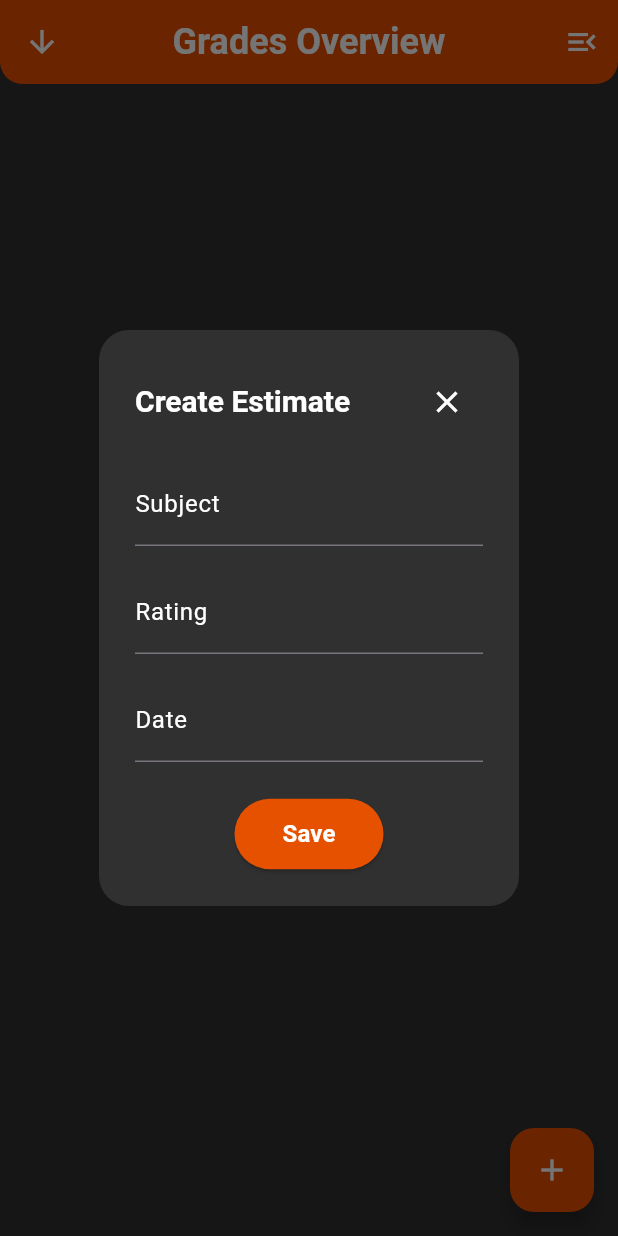
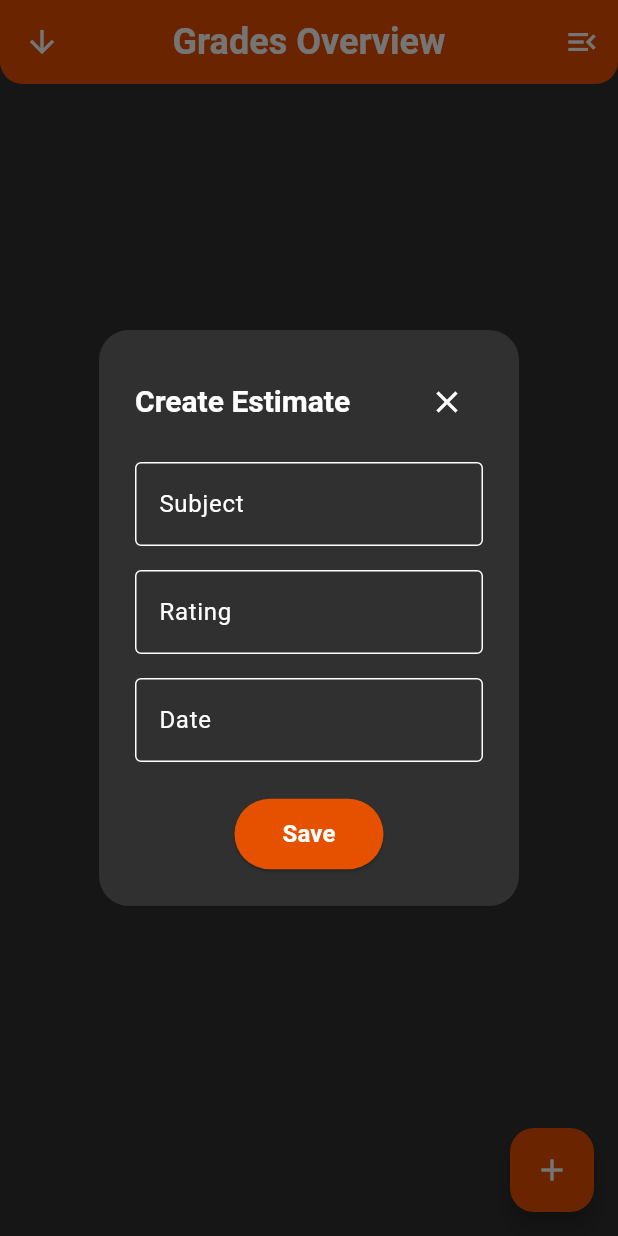
Before and after one commit to Grizerl/FlutterJournal, a Flutter app: the Home screen opened directly, after a tap on the "add" icon, on a phone screen of 412 x 824 dp. Run offline on Flutter 3.47's test engine with Material 3 defaults, Android fonts, the phone set to English and light mode, and no system bars; our stand-ins replace cloud_firestore, firebase_auth, firebase_core; accounts and stored records are empty.

Commit message:
four commit

```diff
--- a/lib/main.dart
+++ b/lib/main.dart
@@ -1,6 +1,5 @@
 import 'package:flutter/material.dart';
 import 'package:firebase_core/firebase_core.dart';
-import 'package:flutter_journal/pages/home.dart';
 import 'package:flutter_journal/widgets/sign_in_screen.dart';
 
 void main() async {
--- a/lib/pages/home.dart
+++ b/lib/pages/home.dart
@@ -317,6 +317,9 @@ class _HomeState extends State<Home> {
                       decoration: const InputDecoration(
                         labelText: 'Subject',
                         labelStyle: TextStyle(color: Colors.white),
+                        enabledBorder: OutlineInputBorder(
+                          borderSide: BorderSide(color: Colors.white),
+                        ),
                         focusedBorder: OutlineInputBorder(
                           borderSide: BorderSide(color: Colors.orange),
                         ),
@@ -329,6 +332,9 @@ class _HomeState extends State<Home> {
                       decoration: const InputDecoration(
                         labelText: 'Rating',
                         labelStyle: TextStyle(color: Colors.white),
+                        enabledBorder: OutlineInputBorder(
+                          borderSide: BorderSide(color: Colors.white),
+                        ),
                         focusedBorder: OutlineInputBorder(
                           borderSide: BorderSide(color: Colors.orange),
                         ),
@@ -343,6 +349,9 @@ class _HomeState extends State<Home> {
                       decoration: const InputDecoration(
                         labelText: 'Date',
                         labelStyle: TextStyle(color: Colors.white),
+                        enabledBorder: OutlineInputBorder(
+                          borderSide: BorderSide(color: Colors.white),
+                        ),
                         focusedBorder: OutlineInputBorder(
                           borderSide: BorderSide(color: Colors.orange),
                         ),
```
Also changed, not shown: lib/widgets/sign_in_screen.dart (+2 -6 lines).
